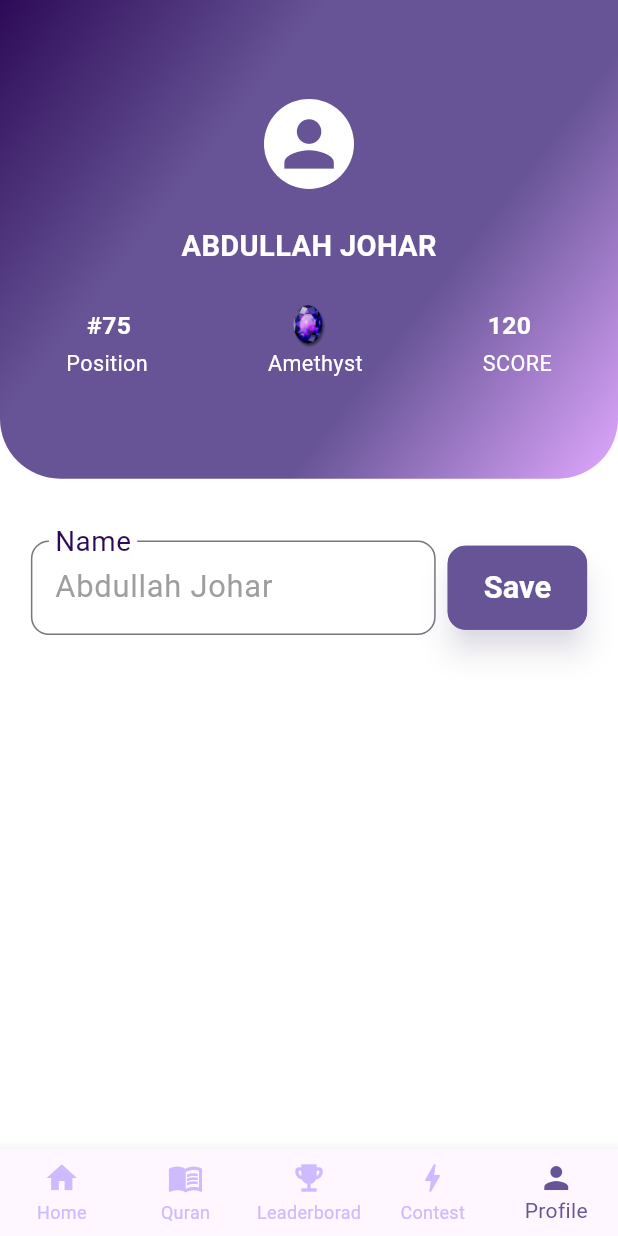
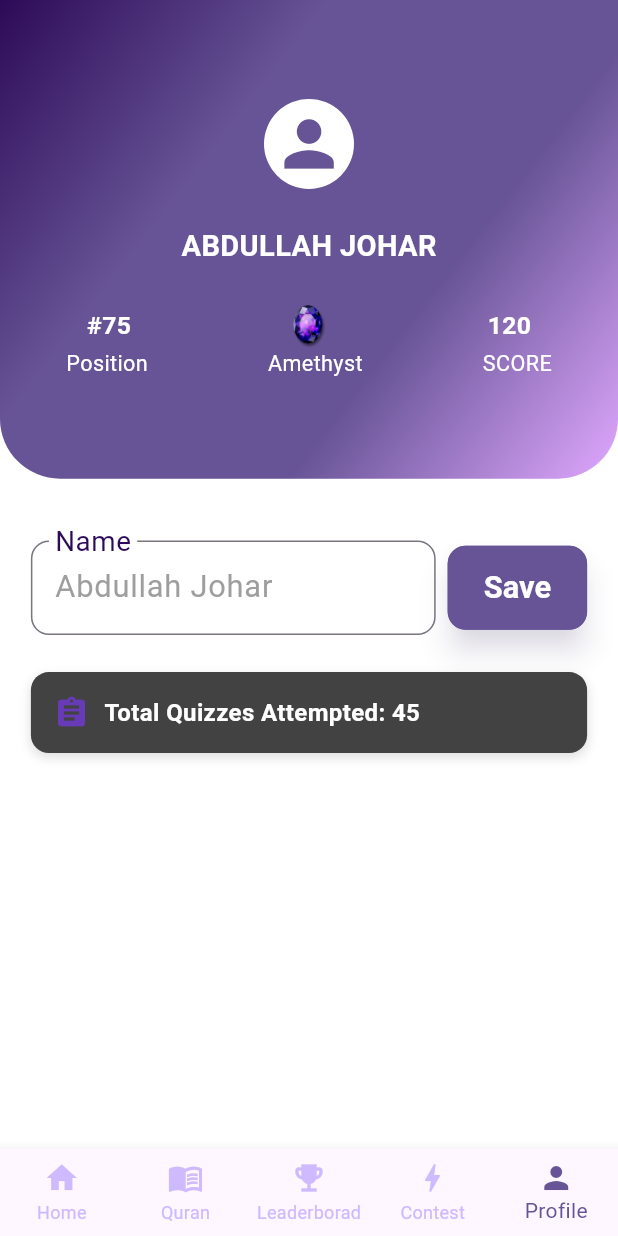
Before and after one commit to abdullahjohar23/islamic-quiz-app, a Flutter app: the screen it shows after launch, swiped to page 5, on a phone screen of 412 x 824 dp. Run offline on Flutter 3.47's test engine with Material 3 defaults, Android fonts, the phone set to English and light mode, and no system bars; project files that could hold a hidden picture were left out.

Commit message:
total quizzes played section done

```diff
--- a/lib/pages/profile_page.dart
+++ b/lib/pages/profile_page.dart
@@ -236,7 +236,50 @@ class _ProfilePageState extends State<ProfilePage> {
                             ),
                         ),
 
+                        SizedBox(height: deviceHeight*0.03),
+
                         // Total Quizzes Attempted
+                        Padding(
+                            padding: EdgeInsets.symmetric(horizontal: deviceWidth * 0.05),
+
+                            child: Container(
+                                padding: const EdgeInsets.all(15),
+                                decoration: BoxDecoration(
+                                    color: Colors.grey.shade800,
+                                    borderRadius: BorderRadius.circular(12),
+                                    boxShadow: [
+                                        BoxShadow(
+                                            color: Colors.black12,
+                                            blurRadius: 5,
+                                            offset: Offset(0, 3) // Offset(dx, dy)
+                                        ),
+                                    ],
+                                ),
+
+                                child: Row(
+                                    children: [
+                                        const Icon(
+                                            Icons.assignment,
+                                            color: Colors.deepPurple,
+                                        ),
+
+                                        SizedBox(width: 10),
+
+                                        Text(
+                                            'Total Quizzes Attempted: $totalQuizPlayed',
+                                            style: TextStyle(
+                                                color: Colors.white,
+                                                fontSize: 16,
+                                                fontWeight: FontWeight.bold,
+                                            ),
+                                        ),
+                                    ],
+                                ),
+                            ),
+                        ),
+
+
+                        // Badges Earned
                     ],
                 ),
             ),
```
